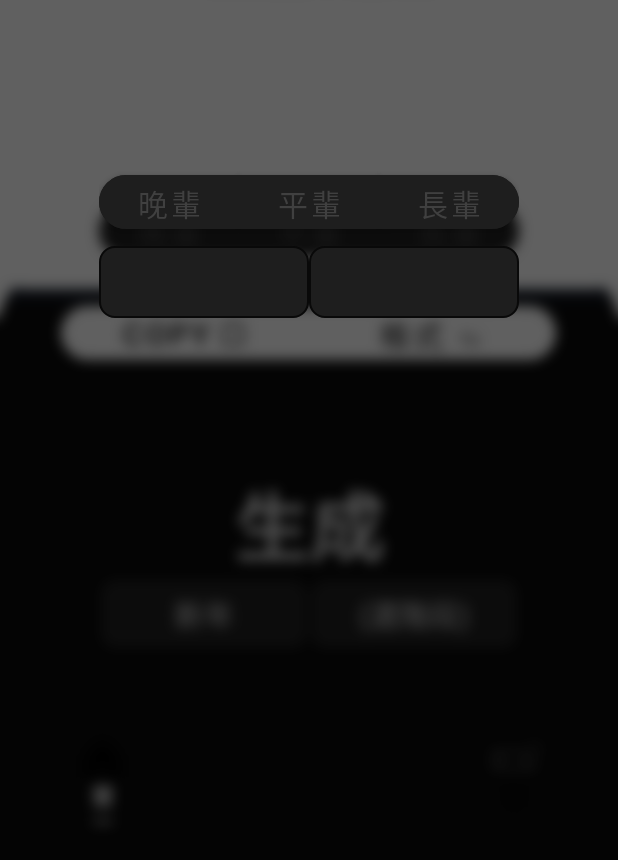
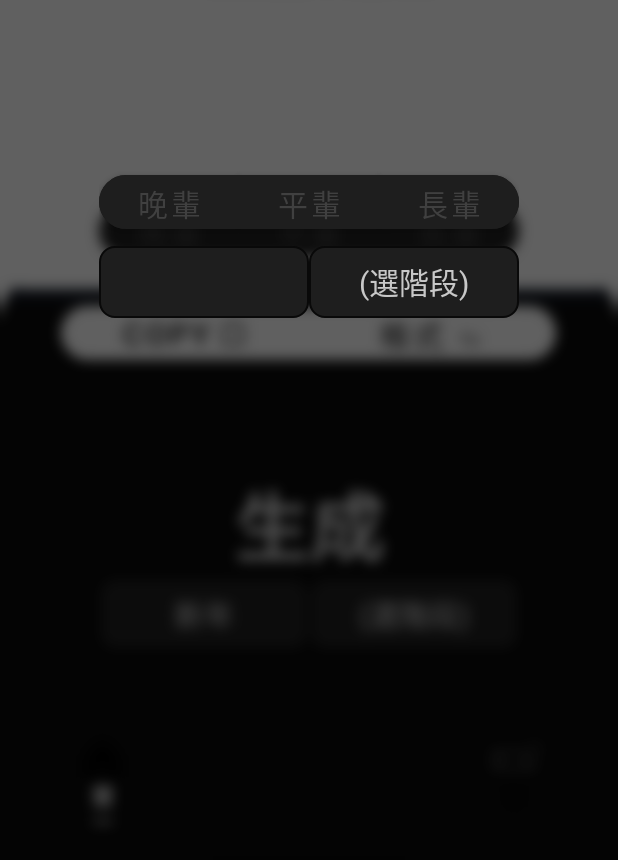
Before and after one commit to CYZeusX/bless_generation, an Android app: the screen it shows after launch (MainActivity), after a tap on an icon or button, on a phone screen of 412 x 824 dp, the part 376-1236 px from its top. Run offline under Robolectric (Android 15) with nearby library versions, the phone set to English and light mode, and no system bars; plain views replace FadingEdgeLayout; 2 statements that could not run were skipped.

Commit message:
tidied up a method, enlarged emoji and show text button UI

```diff
--- a/app/src/main/java/com/CYZco/nygreets/CustomSetting.java
+++ b/app/src/main/java/com/CYZco/nygreets/CustomSetting.java
@@ -1,5 +1,6 @@
 package com.CYZco.nygreets;
 
+import android.graphics.Color;
 import android.os.Build;
 import android.os.Bundle;
 import android.view.View;
@@ -7,17 +8,80 @@ import android.view.ViewGroup;
 import android.graphics.Shader;
 import android.view.LayoutInflater;
 import android.graphics.RenderEffect;
+import android.widget.AdapterView;
+import android.widget.ArrayAdapter;
+import android.widget.Button;
+import android.widget.Spinner;
+import android.widget.TextView;
+
+import androidx.annotation.NonNull;
+import androidx.annotation.Nullable;
+import androidx.core.content.ContextCompat;
 import androidx.fragment.app.DialogFragment;
 
-public class CustomSetting extends DialogFragment
-{
+import org.w3c.dom.Text;
+
+public class CustomSetting extends DialogFragment {
     private View rootView;
+
+    @Override
+    public View onCreateView(LayoutInflater inflater, ViewGroup container, Bundle savedInstanceState) {
+        return inflater.inflate(R.layout.custom_setting, container, false);
+    }
+
+    @Override
+    public void onViewCreated(@NonNull View view, @Nullable Bundle savedInstanceState) {
+        super.onViewCreated(view, savedInstanceState);
+
+        String[] STAGES = {"(選階段)", "童年", "青年", "成年", "老年"};
+        Spinner stageSpinner = view.findViewById(R.id.stage_spinner);
+
+        ArrayAdapter<String> adapter = new ArrayAdapter<>(requireContext(), R.layout.spinner_item, STAGES);
+        adapter.setDropDownViewResource(R.layout.spinner_dropdown_item);
+        stageSpinner.setAdapter(adapter);
+        stageSpinner.setOnItemSelectedListener(new AdapterView.OnItemSelectedListener() {
+            @Override
+            public void onItemSelected(AdapterView<?> parent, View view, int position, long id) {
+                String selectedItem = parent.getItemAtPosition(position).toString();
+                setSpinner(selectedItem);
+            }
+
+            @Override
+            public void onNothingSelected(AdapterView<?> parent) {}
+        });
+    }
+
+    private void setSpinner(String selected) {
+        boolean isDefault = selected.equals("(選階段)");
+
+        // Access the main activity safely
+        MainActivity mainActivity = (MainActivity) requireActivity();
+
+        Button emojiButton = mainActivity.emojiButton;
+        TextView textField = mainActivity.textField;
+        Spinner stageSpinner = mainActivity.stageSpinner;
+
+        int spinnerDrawable = R.drawable.rect_round10_stroke1;
+
+        if (isDefault)
+        {
+            textField.setTextSize(30);
+            textField.setTextColor(Color.GRAY);
+            textField.setText(R.string.tutorial);
+        }
+
+        stageSpinner.setBackground(ContextCompat.getDrawable(mainActivity, spinnerDrawable));
+        mainActivity.byDefault(!isDefault);
+
+        if (textField.getText().toString().equals(mainActivity.show_Greet)) {
+            emojiButton.setVisibility(View.INVISIBLE);
+        }
+    }
 
     @Override
     public void onStart() {
         super.onStart();
-        if (getDialog() != null && getDialog().getWindow() != null)
-        {
+        if (getDialog() != null && getDialog().getWindow() != null) {
             getDialog().getWindow().setLayout(
                     ViewGroup.LayoutParams.WRAP_CONTENT,
                     ViewGroup.LayoutParams.WRAP_CONTENT
@@ -25,30 +89,21 @@ public class CustomSetting extends DialogFragment
             getDialog().getWindow().setBackgroundDrawableResource(android.R.color.transparent);
 
             // Blur the activity's root view
-            if (Build.VERSION.SDK_INT >= Build.VERSION_CODES.S)
-            {
+            if (Build.VERSION.SDK_INT >= Build.VERSION_CODES.S) {
                 rootView = requireActivity().getWindow().getDecorView().getRootView();
                 rootView.setRenderEffect(
-                        RenderEffect.createBlurEffect(10, 10, Shader.TileMode.CLAMP)
+                        RenderEffect.createBlurEffect(10, 10, Shader.TileMode.MIRROR)
                 );
             }
         }
     }
 
     @Override
-    public void onStop()
-    {
+    public void onStop() {
         super.onStop();
         // Remove blur effect when the dialog is dismissed
-        if (Build.VERSION.SDK_INT >= Build.VERSION_CODES.S && rootView != null)
-        {
+        if (Build.VERSION.SDK_INT >= Build.VERSION_CODES.S && rootView != null) {
             rootView.setRenderEffect(null);
         }
     }
-
-    @Override
-    public View onCreateView(LayoutInflater inflater, ViewGroup container, Bundle savedInstanceState)
-    {
-        return inflater.inflate(R.layout.custom_setting, container, false);
-    }
 }
--- a/app/src/main/java/com/CYZco/nygreets/MainActivity.java
+++ b/app/src/main/java/com/CYZco/nygreets/MainActivity.java
@@ -33,21 +33,21 @@ public class MainActivity extends AppCompatActivity
 {
     private final String[] STAGES = {"(選階段)","童年","青年","成年","老年"};
     private final String[] FESTIVALS = {"新年","父親節","母親節","生日"};
-    private Button emojiButton;
-    private Button copyButton;
-    private Button convertButton;
-    private Button showBlessing;
-    private Button juniorRankButton;
-    private Button peerRankButton;
-    private Button seniorRankButton;
-    private Spinner stageSpinner;
-    private int rankDefault = 2;
+    public Button emojiButton;
+    public Button copyButton;
+    public Button convertButton;
+    public Button showBlessing;
+    public Button juniorRankButton;
+    public Button peerRankButton;
+    public Button seniorRankButton;
+    public Spinner stageSpinner;
+    public String rankDefault = "peer"; //2
     private boolean emojiMode = false; //false = emoji disabled
     private int nullSpin = 0;
     private String textMode = "mail";
-    private TextView textField;
+    public TextView textField;
     private EditText targetName;
-    private String show_Greet;
+    public String show_Greet;
     private final CustomSetting CUSTOM_SETTING = new CustomSetting();
     private final ArrayList<String> RECORDS = new ArrayList<>(2);
     private final Bless BLESS = new Bless();
@@ -173,15 +173,17 @@ public class MainActivity extends AppCompatActivity
                 {
                     String replace = "\u3297\uFE0F";
                     String blessWithEmoji = saveBlesses.get(0);
-                    String blessNoEmoji = cutEmoji(blessWithEmoji);
+                    String blessWithoutEmoji = cutEmoji(blessWithEmoji);
                     String noEmojiMessage = getMes.substring(0, getMes.lastIndexOf(" ")).replace(replace,"祝");
                     String emojiReplacedMessage = noEmojiMessage.replace("祝", replace);
 
-                    String text = !emojiMode ? blessWithEmoji : blessNoEmoji;
+                    String text = !emojiMode ? blessWithEmoji : blessWithoutEmoji;
                     String message = !emojiMode ? emojiReplacedMessage : noEmojiMessage;
+                    int shadowColor = emojiMode ? getResources().getColor(R.color.green) : getResources().getColor(R.color.red);
+                    String differentEmojiEffect = emojiMode ? "\uD83D\uDE04" : "\uD83D\uDE36"; // ^v^ & :
 
-                    int shadowColor = emojiMode ? getResources().getColor(R.color.green) : getResources().getColor(R.color.red);
-                    emojiButton.setShadowLayer(29f, 0f , 0f, shadowColor);
+                    emojiButton.setText(differentEmojiEffect);
+                    emojiButton.setShadowLayer(40f, 0f , 0f, shadowColor);
 
                     emojiMode = !emojiMode;
                     String textE = message + " " + text;
@@ -261,20 +263,20 @@ public class MainActivity extends AppCompatActivity
         });
 
         juniorRankButton.setOnClickListener(e ->
-        {//晚輩
-            rankDefault = 1;
+        {//晚輩  junior
+            rankDefault = "junior";
             rankBTN();
         });
 
         peerRankButton.setOnClickListener(e ->
-        {//平輩
-            rankDefault = 2;
+        {//平輩  peer
+            rankDefault = "peer";
             rankBTN();
         });
 
         seniorRankButton.setOnClickListener(e ->
-        {//長輩
-            rankDefault = 3;
+        {//長輩  senior
+            rankDefault = "senior";
             rankBTN();
         });
 
@@ -295,7 +297,7 @@ public class MainActivity extends AppCompatActivity
 
     private void rankBTN()
     {
-        checkRLV(rankDefault);
+        checkRankLevel(rankDefault);
 
         if (!saveBlesses.get(0).isEmpty())
         {
@@ -312,30 +314,29 @@ public class MainActivity extends AppCompatActivity
         }
     }
 
-    private void checkRLV(int rlv)
+    private void checkRankLevel(String rankLevel)
     {
-        Button[] ranks = new Button[]{juniorRankButton, peerRankButton, seniorRankButton};
+        Button[] rankButtons = new Button[]{juniorRankButton, peerRankButton, seniorRankButton};
         emojiButton.setVisibility(View.VISIBLE);
 
-        for (int i = 0; i < ranks.length; i++)
+        // Map rankLevel to index
+        int selectedIndex = 1; // Default to "peer" (index 1)
+        if (rankLevel.equals("junior")) selectedIndex = 0;
+        else if (rankLevel.equals("senior")) selectedIndex = 2;
+
+        // Update button styles
+        for (int i = 0; i < rankButtons.length; i++)
         {
-            if (i == rlv - 1)
-            {
-                ranks[i].setTextColor(ContextCompat.getColor(this, R.color.btnB));
-                ranks[i].setTextSize(20);
-            }
-            else
-            {
-                ranks[i].setTextColor(ContextCompat.getColor(this, R.color.btnBg));
-                ranks[i].setTextSize(20);
-            }
+            rankButtons[i].setTextSize(i == selectedIndex ? 20 : 18);
+            rankButtons[i].setTextColor(ContextCompat.getColor(this,
+                    i == selectedIndex ? R.color.btnB : R.color.btnBg));
         }
     }
 
-    private void setBlessingMail(int rlv, String emoji, String greet)
+    private void setBlessingMail(String rankLevel, String emoji, String greet)
     {
         textMode = "mail";
-        checkRLV(rlv);
+        checkRankLevel(rankLevel);
         String dear = "\n\n親愛的 ";
         String names = targetName.getText().toString();
         String space1 = " "; // for align
@@ -345,19 +346,19 @@ public class MainActivity extends AppCompatActivity
 
         if (!names.isEmpty())
         {
-            if (rankDefault != 3)
+            if (!rankDefault.equals("senior"))
             {names += ":\n";}
             else {names += "";}
         }
 
-        if (rlv == 1)
+        if (rankLevel.equals("junior"))
         {names = surname(names);}
 
         String dearY = dear + names + ":\n" + space1 + zhu + "您" + ny + space2 + greet;
         String dearN = "\n\n" + names + space1 + zhu + "你" + ny + space2 + greet;
 
         String sentence;
-        if (rlv == 3) {sentence = dearY;}
+        if (rankLevel.equals("senior")) {sentence = dearY;}
         else {sentence = dearN;}
 
         addRecord(sentence);
@@ -365,15 +366,15 @@ public class MainActivity extends AppCompatActivity
         textField.setText(sentence);
     }
 
-    private void setBlessingLineText(int rlv, String emoji, String greet)
+    private void setBlessingLineText(String rankLevel, String emoji, String greet)
     {
         textMode = "line";
-        checkRLV(rlv);
+        checkRankLevel(rankLevel);
 
         String zhu = Objects.equals(emoji, "y") ? "\u3297\uFE0F" : "祝";
         String names = targetName.getText().toString();
 
-        if (rlv == 1)
+        if (rankLevel.equals("junior"))
         {names = surname(names);}
 
         String sentence = "\n\n" + zhu + names + "新年快樂!  " + greet;
@@ -440,7 +441,7 @@ public class MainActivity extends AppCompatActivity
     }
 
     @SuppressLint("ResourceAsColor")
-    private void byDefault(boolean bool)
+    public void byDefault(boolean bool)
     {
         int visa = bool ? View.VISIBLE : View.INVISIBLE;
         copyButton.setEnabled(bool);
--- a/app/src/main/res/layout/activity_main.xml
+++ b/app/src/main/res/layout/activity_main.xml
@@ -212,7 +212,7 @@
     <RelativeLayout
         android:id="@+id/emoji_show_place"
         android:layout_width="0dp"
-        android:layout_height="60dp"
+        android:layout_height="80dp"
         android:elevation="1dp"
         app:layout_constraintStart_toStartOf="parent"
         app:layout_constraintEnd_toEndOf="parent"
@@ -220,32 +220,33 @@
 
         <Button
             android:id="@+id/show_button"
-            android:layout_width="55dp"
-            android:layout_height="wrap_content"
+            android:layout_width="80dp"
+            android:layout_height="match_parent"
             android:layout_alignParentStart="true"
             android:layout_alignParentLeft="true"
-            android:backgroundTint="@color/nul"
+            android:layout_centerVertical="true"
             android:outlineAmbientShadowColor="@color/nul"
             android:outlineSpotShadowColor="@color/nul"
+            android:backgroundTint="@color/nul"
             android:text="@string/show_greets"
+            android:textAlignment="center"
             android:textColor="@color/dark_gray_1E"
-            android:textSize="30sp"
+            android:textSize="35sp"
             android:textStyle="bold"
             app:cornerRadius="50dp" />
 
         <Button
             android:id="@+id/emojiAdd"
-            android:layout_width="55dp"
-            android:layout_height="wrap_content"
+            android:layout_width="80dp"
+            android:layout_height="match_parent"
             android:layout_alignParentEnd="true"
             android:layout_alignParentRight="true"
             android:layout_centerVertical="true"
-            android:backgroundTint="@color/nul"
             android:outlineAmbientShadowColor="@color/nul"
             android:outlineSpotShadowColor="@color/nul"
-            android:paddingHorizontal="0dp"
             android:shadowColor="@color/green"
-            android:shadowRadius="29"
+            android:shadowRadius="40"
+            android:backgroundTint="@color/nul"
             android:text="@string/emoji"
             android:textAlignment="center"
             android:textColor="@color/tick"
@@ -298,7 +299,7 @@
                 android:layout_marginTop="30dp"
                 android:text="@string/tutorial"
                 android:textColor="@color/gray"
-                android:textSize="33sp" />
+                android:textSize="33sp"/>
         </ScrollView>
     </com.bosphere.fadingedgelayout.FadingEdgeLayout>
 
```
